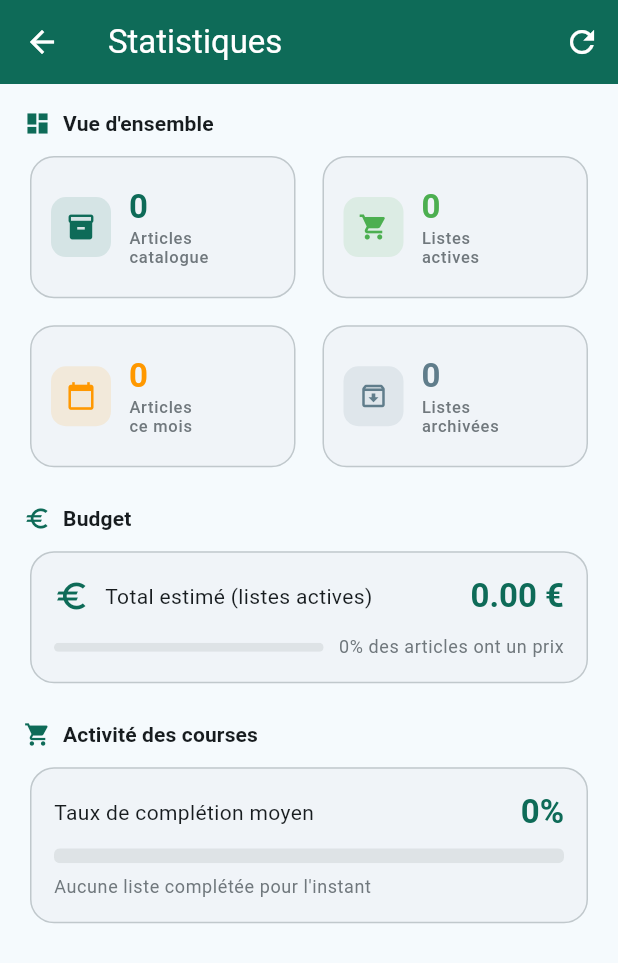
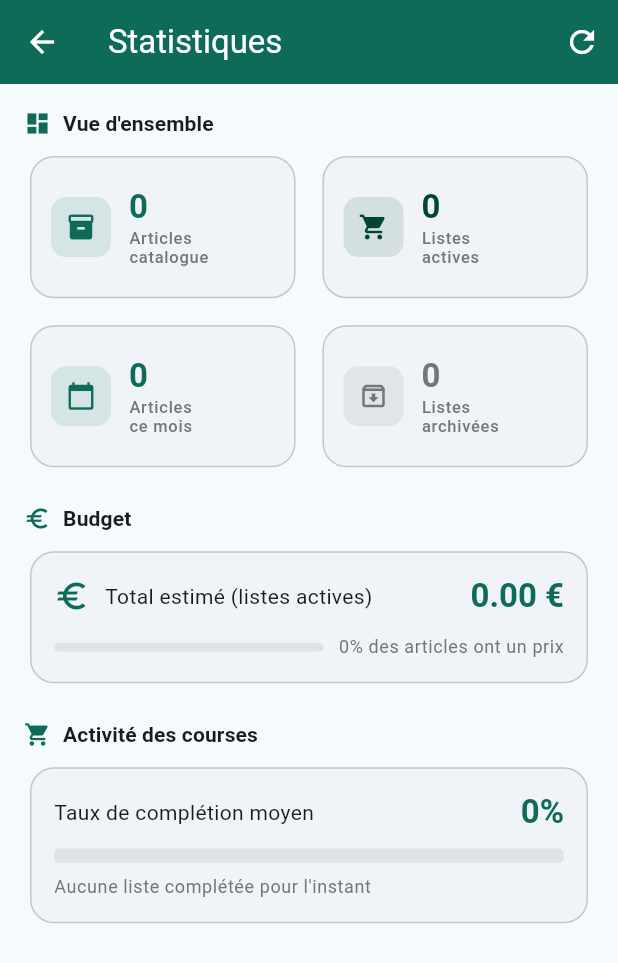
Before and after one commit to jeremygeorgesdurand-dev/SmartCart, a Flutter app: the StatsScreen screen opened directly, on a phone screen of 412 x 824 dp. Shown: the top 963 px of the screen. Run offline on Flutter 3.47's test engine with Material 3 defaults, Android fonts, the light colour scheme and no system bars; our stand-ins replace cloud_firestore, file_picker, firebase_auth, firebase_core, firebase_crashlytics, firebase_messaging and 12 more; missing offline and left inert: firebase_app_check, mobile_scanner; accounts and stored records are empty.

Commit message:
Applique les couleurs de thème et les messages d'erreur lisibles partout
Suite à l'audit du reste de l'app : les mêmes couleurs fixes
(vert/orange/rouge codées en dur pour succès/avertissement/erreur) et
messages d'exception bruts déjà corrigés sur "Mes listes" traînaient
sur la plupart des autres écrans. Remplacés par couleurSucces/
couleurAvertissement/couleurDanger/texteContrastant (theme_utils.dart)
et messageErreurLisible (erreur_utils.dart) dans :

- compte_screen : bloc feedback, indicateur de synchro
- budget_screen : étoile "moins cher", bouton supprimer un prix
- catalogue_screen : badge doublons, champ recherche AppBar, SnackBar
- doublons_screen : icône et bouton supprimer
- recettes_screen : SnackBars génération/import, icône de chargement
- scanner_screen : icône et SnackBar "produit trouvé/ajouté"
- stats_screen : mini-cartes vue d'ensemble, taux de complétion,
  badges "à racheter"/"jamais utilisés", SnackBar
- widget_config_screen : SnackBar de confirmation

Les couleurs vraiment catégorielles (couleur de rayon/catégorie
choisie par l'utilisateur, médailles or/argent/bronze, UI caméra
volontairement sombre) sont laissées telles quelles.

```diff
--- a/lib/screens/stats_screen.dart
+++ b/lib/screens/stats_screen.dart
@@ -6,6 +6,8 @@ import '../providers/providers.dart';
 import '../providers/suggestions_provider.dart';
 import '../services/stats_service.dart';
 import '../services/suggestions_service.dart';
+import '../utils/erreur_utils.dart';
+import '../utils/theme_utils.dart';
 
 class StatsScreen extends ConsumerWidget {
   const StatsScreen({super.key});
@@ -37,7 +39,7 @@ class StatsScreen extends ConsumerWidget {
             children: [
               const Icon(Icons.error_outline, size: 48),
               const SizedBox(height: 12),
-              Text('Erreur : $e'),
+              Text(messageErreurLisible(e, 'Erreur')),
               const SizedBox(height: 12),
               FilledButton(
                 onPressed: () => ref.invalidate(statsProvider),
@@ -59,7 +61,7 @@ class StatsScreen extends ConsumerWidget {
                   titre: 'À racheter bientôt',
                   icone: Icons.autorenew,
                   badge: '${suggestionsAsync.value!.length}',
-                  badgeColor: Colors.deepOrange,
+                  badgeColor: couleurAvertissement(context),
                 ),
                 const SizedBox(height: 8),
                 _CarteSuggestions(suggestions: suggestionsAsync.value!),
@@ -134,7 +136,7 @@ class StatsScreen extends ConsumerWidget {
                   titre: 'Jamais ajoutés à une liste',
                   icone: Icons.inventory_2_outlined,
                   badge: '${stats.articlesSansListe.length}',
-                  badgeColor: Colors.orange,
+                  badgeColor: couleurAvertissement(context),
                 ),
                 const SizedBox(height: 8),
                 _CarteArticlesInutilises(articles: stats.articlesSansListe),
@@ -223,19 +225,19 @@ class _CardsVueEnsemble extends StatelessWidget {
           icone: Icons.shopping_cart,
           valeur: '${stats.totalListes}',
           label: 'Listes\nactives',
-          color: Colors.green,
+          color: couleurSucces(context),
         ),
         _MiniCard(
           icone: Icons.calendar_today,
           valeur: '${stats.articlesAchetesCeMois}',
           label: 'Articles\nce mois',
-          color: Colors.orange,
+          color: Theme.of(context).colorScheme.primary,
         ),
         _MiniCard(
           icone: Icons.archive_outlined,
           valeur: '${stats.totalListesArchivees}',
           label: 'Listes\narchivées',
-          color: Colors.blueGrey,
+          color: Theme.of(context).colorScheme.outline,
         ),
       ],
     );
@@ -377,9 +379,9 @@ class _CarteActivite extends StatelessWidget {
   Widget build(BuildContext context) {
     final taux = stats.tauxCompletionMoyen;
     final color = taux >= 80
-        ? Colors.green
+        ? couleurSucces(context)
         : taux >= 50
-            ? Colors.orange
+            ? couleurAvertissement(context)
             : Theme.of(context).colorScheme.primary;
 
     return Card(
@@ -718,7 +720,7 @@ class _CarteSuggestions extends ConsumerWidget {
     if (context.mounted) {
       ScaffoldMessenger.of(context).showSnackBar(SnackBar(
         content: Text('"${article.nom}" ajouté à "${cible.nom}"'),
-        backgroundColor: Colors.green,
+        backgroundColor: couleurSucces(context),
       ));
     }
   }
--- a/lib/screens/widget_config_screen.dart
+++ b/lib/screens/widget_config_screen.dart
@@ -2,6 +2,7 @@ import 'package:flutter/material.dart';
 import 'package:flutter_riverpod/flutter_riverpod.dart';
 import '../providers/providers.dart';
 import '../services/widget_service.dart';
+import '../utils/theme_utils.dart';
 
 class WidgetConfigScreen extends ConsumerStatefulWidget {
   const WidgetConfigScreen({super.key});
@@ -54,7 +55,7 @@ class _WidgetConfigScreenState extends ConsumerState<WidgetConfigScreen> {
     if (mounted) {
       ScaffoldMessenger.of(context).showSnackBar(SnackBar(
         content: Text('"$listeNom" configurée pour le widget'),
-        backgroundColor: Colors.green,
+        backgroundColor: couleurSucces(context),
       ));
     }
   }
```
Also changed, not shown: lib/screens/budget_screen.dart (+7 -2 lines), lib/screens/catalogue_screen.dart (+25 -14 lines), lib/screens/compte_screen.dart (+13 -5 lines), lib/screens/doublons_screen.dart (+5 -2 lines), lib/screens/recettes_screen.dart (+14 -6 lines), lib/screens/scanner_screen.dart (+6 -5 lines).
